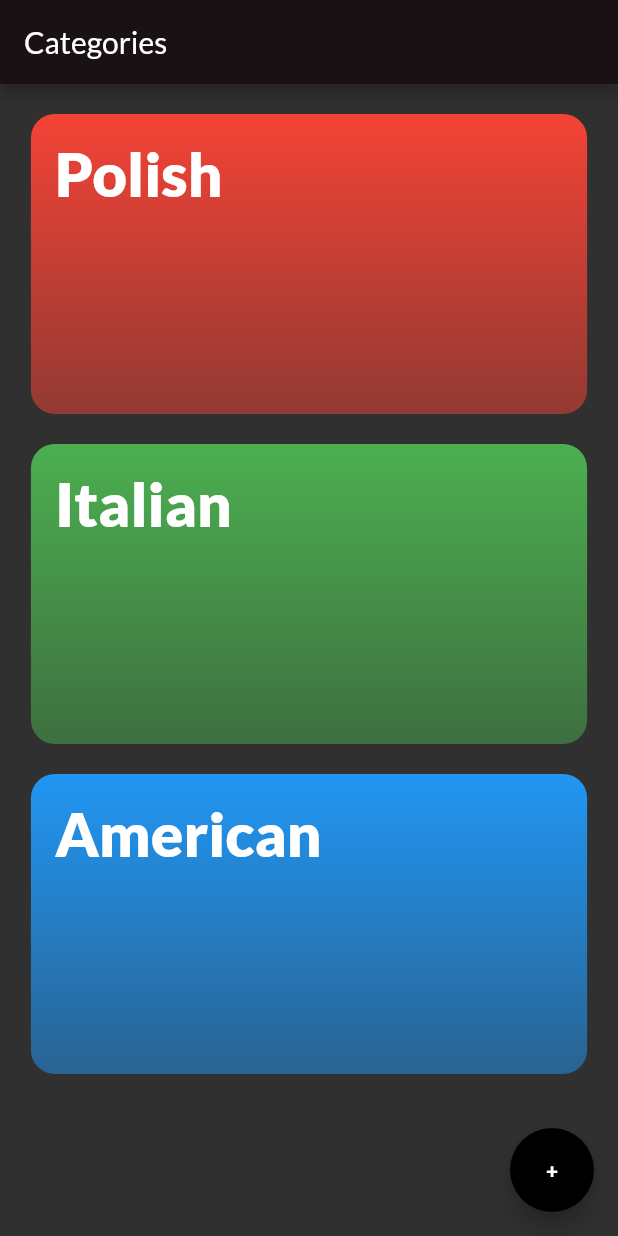
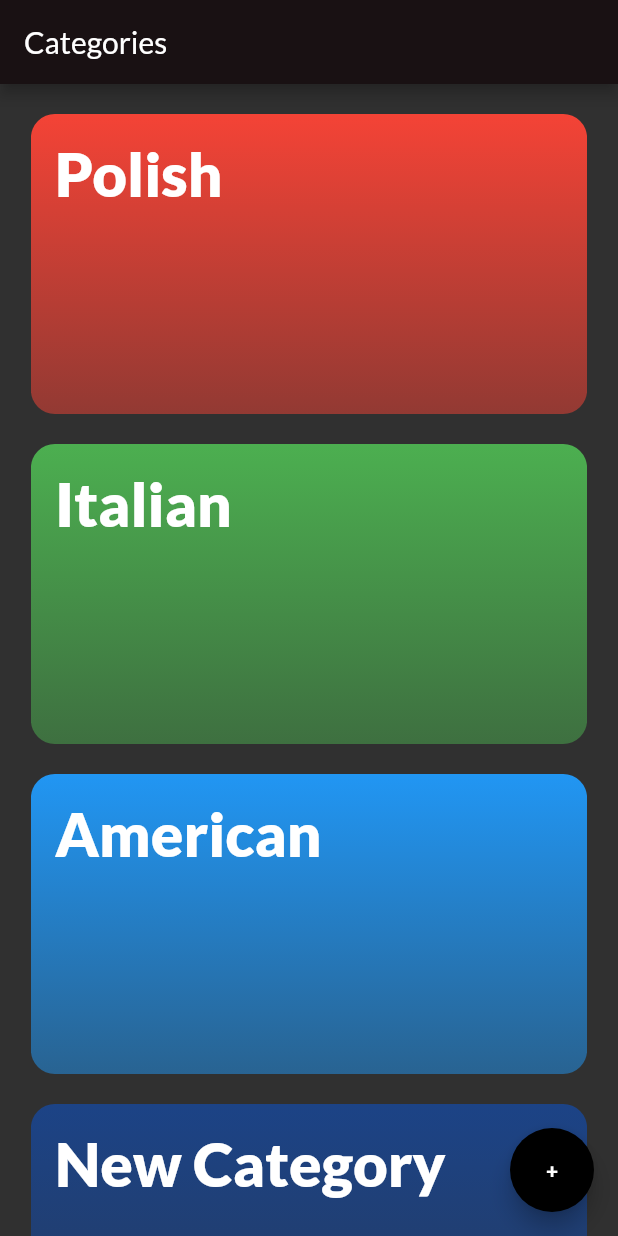
Before and after one commit to antonLulavskyi/flutter_meal_aplication, a Flutter app: the CategoriesScreen screen opened directly, after a tap on an icon or button, on a phone screen of 412 x 824 dp. Run offline on Flutter 3.47's test engine with Material 2 defaults, Android fonts, the phone set to English and light mode, and no system bars.

Commit message:
Reorganise data structure using Provider package. Add floating action button to the Categoties screen, which would trigger addNewCategory method and creates a new category.

```diff
--- /dev/null
+++ b/lib/models/categories_provider.dart
@@ -0,0 +1,26 @@
+import 'package:flutter/material.dart';
+import 'package:provider/provider.dart';
+import 'category_model.dart';
+import 'dart:math';
+
+class Categories with ChangeNotifier {
+
+  final List<Category> _kCategoriesData = [
+  Category(id: 'a1', title: 'Polish', color: Colors.red),
+  Category(id: 'a1', title: 'Italian', color: Colors.green),
+  Category(id: 'a1', title: 'American', color: Colors.blue),
+];
+
+ List<Category> get categoriesData =>  _kCategoriesData;
+
+ void addNewCategory(String title) {
+   Random random = Random();
+   String randomId = random.nextInt(1000).toString();
+   Color randomColor = Color((Random().nextDouble() * 0xFFFFFF).toInt()).withOpacity(1.0);
+
+   var newCategory = Category(id: randomId, title: title, color: randomColor);
+   _kCategoriesData.add(newCategory);
+   notifyListeners();
+ }
+
+}
--- a/lib/models/category_model.dart
+++ b/lib/models/category_model.dart
@@ -1,15 +1,27 @@
 import 'package:flutter/material.dart';
 
 class Category {
+
+  static List<Category> kCategoriesData = [
+  Category(id: 'a1', title: 'Polish', color: Colors.red),
+  Category(id: 'a1', title: 'Italian', color: Colors.green),
+  Category(id: 'a1', title: 'American', color: Colors.blue),
+];
+
   final String id;
   final String title;
   final Color color;
 
-  const Category({required this.id, required this.title, required this.color});
+   Category({required this.id, required this.title, required this.color});
+
+  static void addNewCategory(String id, String title, Color color) {
+    var newCategory = Category(id: id, title: title, color: color);
+    kCategoriesData.add(newCategory);
+  }
 }
 
-const List<Category> kCategoriesData = [
-  Category(id: 'a1', title: 'Polish', color: Colors.red),
-  Category(id: 'a1', title: 'Italian', color: Colors.green),
-  Category(id: 'a1', title: 'American', color: Colors.blue),
-];
+//  List<Category> kCategoriesData = [
+//   Category(id: 'a1', title: 'Polish', color: Colors.red),
+//   Category(id: 'a1', title: 'Italian', color: Colors.green),
+//   Category(id: 'a1', title: 'American', color: Colors.blue),
+// ];
--- a/lib/screens/categories_screen.dart
+++ b/lib/screens/categories_screen.dart
@@ -1,13 +1,13 @@
 import 'package:flutter/material.dart';
-import 'package:flutter_meal_aplication/models/category_model.dart';
-import 'package:flutter_meal_aplication/screens/category_meals_screen.dart';
 import 'package:flutter_meal_aplication/widgets/category_item.dart';
+import 'package:provider/provider.dart';
+
+import '../models/categories_provider.dart';
+
+
 
 class CategoriesScreen extends StatelessWidget {
   const CategoriesScreen({Key? key}) : super(key: key);
-
-  // List of Categories
-  final categories = kCategoriesData;
 
   @override
   Widget build(BuildContext context) {
@@ -15,15 +15,12 @@ class CategoriesScreen extends StatelessWidget {
     Size screenSize = MediaQuery.of(context).size;
     TextTheme textTheme = Theme.of(context).textTheme;
 
-    void selectCategory(BuildContext context) {
-      Navigator.push(context, MaterialPageRoute(builder: (_) => const CategoryMealsScreen(), fullscreenDialog: true));
-    }
+    final categoriesData = Provider.of<Categories>(context).categoriesData;
+    final data = Provider.of<Categories>(context);
 
     return Scaffold(
       appBar: AppBar(title: Text('Categories', style: textTheme.titleLarge),),
       body: Center(
-        child: GestureDetector(
-          onTap: () => selectCategory(context),
         child: Container(
           margin: const EdgeInsets.only(top: 20),
           width: screenSize.width * 0.9,
@@ -36,15 +33,16 @@ class CategoriesScreen extends StatelessWidget {
               crossAxisSpacing: 20,
               mainAxisSpacing: 20,
             ),
-              itemCount: categories.length,
+            itemCount: categoriesData.length,
             itemBuilder: (context, index) {
-                return CategoryItem(title: categories[index].title, backgroundColor: categories[index].color);
+              return CategoryItem(index: index);
             },
           ),
         ),
       ),
-      ),
-      floatingActionButton: FloatingActionButton(onPressed: () {}, child: const Text('+'),),
+      floatingActionButton: FloatingActionButton(onPressed: () {
+        data.addNewCategory('New Category');
+      }, child: const Text('+'),),
     );
   }
 }
--- a/lib/widgets/category_item.dart
+++ b/lib/widgets/category_item.dart
@@ -1,28 +1,55 @@
 import 'package:flutter/material.dart';
+import 'package:flutter_meal_aplication/models/categories_provider.dart';
+import 'package:provider/provider.dart';
+import '../screens/category_meals_screen.dart';
 
 class CategoryItem extends StatelessWidget {
-  final String title;
-  final Color backgroundColor;
+  final int index;
+  // final String title;
+  // final Color backgroundColor;
 
   const CategoryItem(
-      {Key? key, required this.title, required this.backgroundColor})
+      {Key? key,
+      required this.index,
+      // required this.title,
+      // required this.backgroundColor
+      })
       : super(key: key);
+
+  void selectCategory(BuildContext context) {
+    Navigator.push(
+        context,
+        MaterialPageRoute(
+            builder: (_) => CategoryMealsScreen(
+              index: index,
+                  //categoryId: id,
+                  //categoryTitle: title,
+                ),
+            fullscreenDialog: true));
+  }
 
   @override
   Widget build(BuildContext context) {
+
     TextTheme textTheme = Theme.of(context).textTheme;
-    return Container(
-      //height: 200,
-      padding: const EdgeInsets.all(16),
-      child: Text(title, style: textTheme.headlineLarge,),
-      decoration: BoxDecoration(
-        gradient: LinearGradient(colors: [
-          backgroundColor.withOpacity(0.5), // from color
-          backgroundColor // to color
-        ], begin: Alignment.bottomCenter, end: Alignment.topCenter),
-        borderRadius: BorderRadius.circular(16),
+    final categoriesData = Provider.of<Categories>(context).categoriesData;
+
+    return GestureDetector(
+      onTap: (() => selectCategory(context)),
+      child: Container(
+        padding: const EdgeInsets.all(16),
+        child: Text(
+          categoriesData[index].title,
+          style: textTheme.headlineLarge,
+        ),
+        decoration: BoxDecoration(
+          gradient: LinearGradient(colors: [
+            categoriesData[index].color.withOpacity(0.5), // from color
+            categoriesData[index].color // to color
+          ], begin: Alignment.bottomCenter, end: Alignment.topCenter),
+          borderRadius: BorderRadius.circular(16),
+        ),
       ),
-
     );
   }
 }
--- a/pubspec.yaml
+++ b/pubspec.yaml
@@ -45,6 +45,7 @@ dev_dependencies:
   # package. See that file for information about deactivating specific lint
   # rules and activating additional ones.
   flutter_lints: ^1.0.0
+  provider: ^6.0.2
 
 # For information on the generic Dart part of this file, see the
 # following page: https://dart.dev/tools/pub/pubspec
```
Also changed, not shown: lib/main.dart (+7 -2 lines), lib/screens/category_meals_screen.dart (+12 -3 lines), pubspec.lock, 1 other file. Lines whose indentation alone changed are shown as unchanged.
